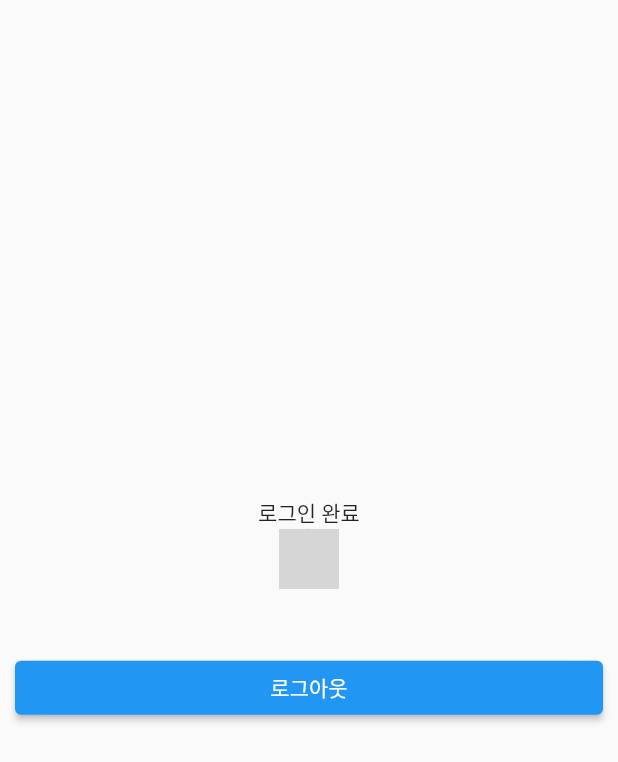
After one commit to deep-sea-escape/auth-system, a Flutter app: the screen it shows once a user with an empty profile is signed in, after a tap on "로그아웃", on a phone screen of 412 x 824 dp. The commit adds this screen. Shown: the top 762 px of the screen. Run offline on Flutter 3.47's test engine with Material 2 defaults, Android fonts, the phone set to English and light mode, and no system bars; our stand-ins replace cloud_firestore, firebase_auth, firebase_core, firebase_storage, image_picker; accounts and stored records are empty; generated files the repository leaves out were written again; network calls fail; grey boxes are pictures that could not be loaded.

Commit message:
로그인 여부 테스트용 페이지 추가

```diff
--- a/auth_client/lib/main.dart
+++ b/auth_client/lib/main.dart
@@ -1,7 +1,9 @@
 import 'package:flutter/material.dart';
+import 'pages/home_page.dart';
 import 'pages/auth_page.dart';
 import 'package:firebase_core/firebase_core.dart';
 import 'firebase_options.dart';
+import 'package:firebase_auth/firebase_auth.dart';
 
 void main() async {
   WidgetsFlutterBinding.ensureInitialized();
@@ -21,9 +23,24 @@ class MyApp extends StatelessWidget {
       theme: ThemeData(
         primarySwatch: Colors.blue,
       ),
-      home: const AuthPage(),
-      initialRoute: AuthPage.routeName, // default is '/'
+      // home: const HomePage(),
+      home: StreamBuilder(
+        stream: FirebaseAuth.instance.authStateChanges(),
+        builder: (ctx, userSnapshot) {
+          if (userSnapshot.connectionState == ConnectionState.waiting) {
+            return const CircularProgressIndicator();
+          } else {
+            if (userSnapshot.hasData) {
+              return const HomePage();
+            } else {
+              return const AuthPage();
+            }
+          }
+        },
+      ),
+      // initialRoute: HomePage.routeName, // default is '/'
       routes: {
+        HomePage.routeName: (ctx) => const HomePage(),
         AuthPage.routeName: (ctx) => const AuthPage(),
       },
       onGenerateRoute: (settings) {
--- /dev/null
+++ b/auth_client/lib/pages/home_page.dart
@@ -0,0 +1,67 @@
+import 'package:auth_client/widgets/user/user_image.dart';
+import 'package:flutter/material.dart';
+import 'package:firebase_auth/firebase_auth.dart';
+import 'package:cloud_firestore/cloud_firestore.dart';
+
+class HomePage extends StatefulWidget {
+  static const String routeName = '/home';
+  const HomePage({Key? key}) : super(key: key);
+
+  @override
+  State<HomePage> createState() => _HomePageState();
+}
+
+class _HomePageState extends State<HomePage> {
+  final FirebaseAuth _firebaseAuth = FirebaseAuth.instance;
+
+  Future<DocumentSnapshot<Map<String, dynamic>>> fetchUserInfo() async {
+    final user = FirebaseAuth.instance.currentUser;
+    return FirebaseFirestore.instance.collection('users').doc(user!.uid).get();
+    // print(userInfo['username']);
+    // username = userInfo['username'];
+    // imageUrl = userInfo['image_url'];
+  }
+
+  @override
+  Widget build(BuildContext context) {
+    return Scaffold(
+      body: Column(
+        mainAxisAlignment: MainAxisAlignment.center,
+        crossAxisAlignment: CrossAxisAlignment.stretch,
+        children: [
+          const Center(child: Text('로그인 완료')),
+          FutureBuilder<DocumentSnapshot<Map<String, dynamic>>>(
+              future: fetchUserInfo(),
+              builder: (ctx, ss) {
+                if (ss.connectionState == ConnectionState.done) {
+                  var username = ss.data!['username'];
+                  var imageUrl = ss.data!['image_url'];
+                  return Center(
+                    child: Column(
+                      children: [
+                        UserImage(image: NetworkImage(imageUrl)),
+                        Text(_firebaseAuth.currentUser!.email!),
+                        Text(username),
+                      ],
+                    ),
+                  );
+                } else if (ss.hasError) {
+                  throw ss.error!;
+                } else {
+                  return const Center(child: CircularProgressIndicator());
+                }
+              }),
+          Padding(
+            padding: const EdgeInsets.all(10),
+            child: ElevatedButton(
+              onPressed: () {
+                _firebaseAuth.signOut();
+              },
+              child: const Text('로그아웃'),
+            ),
+          ),
+        ],
+      ),
+    );
+  }
+}
```
